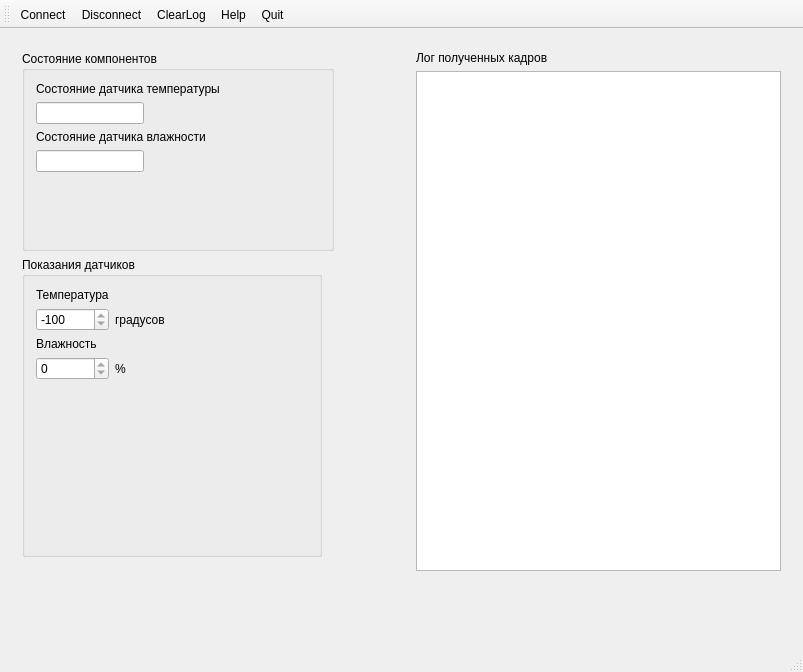
Above: mainwindow.ui from PowerOleg/Qt_can before the change. Below: the same form after it.
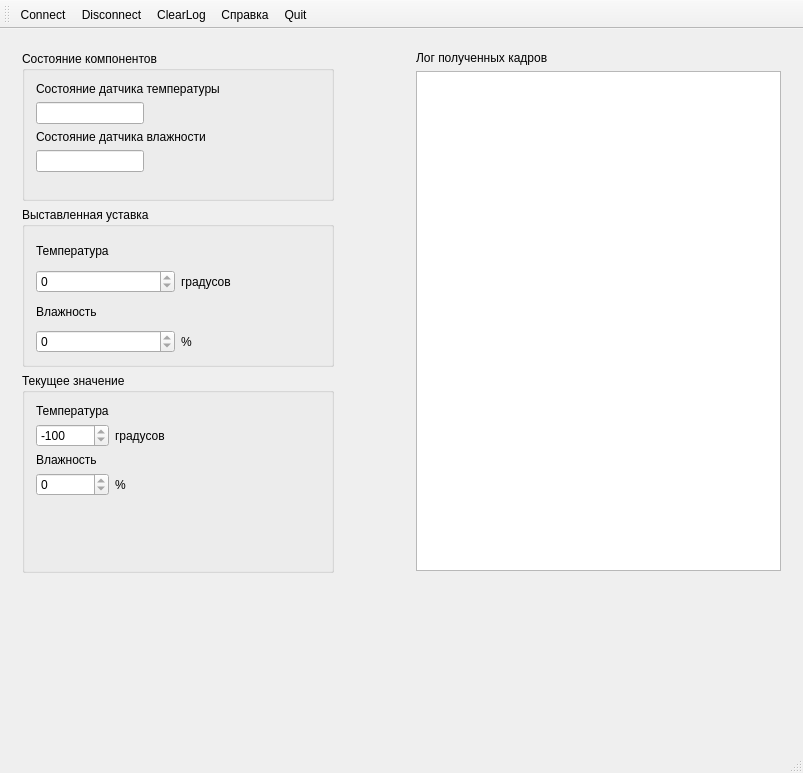
That is the form after the change. Icons and pictures are not drawn.

The edit to the form file:
```diff
--- a/mainwindow.ui
+++ b/mainwindow.ui
@@ -7,7 +7,7 @@
     <x>0</x>
     <y>0</y>
     <width>803</width>
-    <height>672</height>
+    <height>773</height>
    </rect>
   </property>
   <property name="windowTitle">
@@ -48,7 +48,7 @@
          <property name="minimumSize">
           <size>
            <width>312</width>
-           <height>200</height>
+           <height>150</height>
           </size>
          </property>
          <property name="title">
@@ -81,7 +81,7 @@
          </layout>
         </widget>
        </item>
-       <item row="1" column="0" colspan="2">
+       <item row="2" column="0" colspan="2">
         <widget class="QGroupBox" name="valuesBox">
          <property name="sizePolicy">
           <sizepolicy hsizetype="Fixed" vsizetype="Fixed">
@@ -91,27 +91,14 @@
          </property>
          <property name="minimumSize">
           <size>
-           <width>300</width>
-           <height>300</height>
+           <width>312</width>
+           <height>200</height>
           </size>
          </property>
          <property name="title">
-          <string>Показания датчиков</string>
+          <string>Текущее значение</string>
          </property>
          <layout class="QGridLayout" name="gridLayout_2">
-          <item row="5" column="0">
-           <spacer name="verticalSpacer">
-            <property name="orientation">
-             <enum>Qt::Vertical</enum>
-            </property>
-            <property name="sizeHint" stdset="0">
-             <size>
-              <width>20</width>
-              <height>40</height>
-             </size>
-            </property>
-           </spacer>
-          </item>
           <item row="0" column="0">
            <widget class="QLabel" name="temperatureLabel">
             <property name="sizePolicy">
@@ -178,7 +165,86 @@
            </widget>
           </item>
           <item row="4" column="1">
-           <widget class="QLabel" name="percentLabel">
+           <widget class="QLabel" name="percentCurrentLabel">
+            <property name="text">
+             <string>%</string>
+            </property>
+           </widget>
+          </item>
+          <item row="5" column="0">
+           <spacer name="verticalSpacer">
+            <property name="orientation">
+             <enum>Qt::Vertical</enum>
+            </property>
+            <property name="sizeHint" stdset="0">
+             <size>
+              <width>20</width>
+              <height>10</height>
+             </size>
+            </property>
+           </spacer>
+          </item>
+         </layout>
+        </widget>
+       </item>
+       <item row="1" column="0">
+        <widget class="QGroupBox" name="targetValueBox">
+         <property name="minimumSize">
+          <size>
+           <width>312</width>
+           <height>160</height>
+          </size>
+         </property>
+         <property name="title">
+          <string>Выставленная уставка</string>
+         </property>
+         <layout class="QGridLayout" name="gridLayout_3">
+          <item row="2" column="0">
+           <widget class="QLabel" name="humidityTargetLabel">
+            <property name="text">
+             <string>Влажность</string>
+            </property>
+           </widget>
+          </item>
+          <item row="3" column="0">
+           <widget class="QSpinBox" name="humidityTargetSpinBox">
+            <property name="readOnly">
+             <bool>true</bool>
+            </property>
+            <property name="maximum">
+             <number>100</number>
+            </property>
+           </widget>
+          </item>
+          <item row="1" column="0">
+           <widget class="QSpinBox" name="temperatureTargetSpinBox">
+            <property name="readOnly">
+             <bool>true</bool>
+            </property>
+            <property name="minimum">
+             <number>-100</number>
+            </property>
+            <property name="maximum">
+             <number>100</number>
+            </property>
+           </widget>
+          </item>
+          <item row="0" column="0">
+           <widget class="QLabel" name="temperatureTargetLabel">
+            <property name="text">
+             <string>Температура</string>
+            </property>
+           </widget>
+          </item>
+          <item row="1" column="1">
+           <widget class="QLabel" name="gradusTargetLabel">
+            <property name="text">
+             <string>градусов</string>
+            </property>
+           </widget>
+          </item>
+          <item row="3" column="1">
+           <widget class="QLabel" name="percentTargetLabel">
             <property name="text">
              <string>%</string>
             </property>
@@ -311,7 +377,7 @@
   </action>
   <action name="actionAboutQt">
    <property name="text">
-    <string>Help</string>
+    <string>Справка</string>
    </property>
   </action>
   <action name="actionClearLog">
```
Left out of the diff: 16 changed lines with no effect on the pictures.
